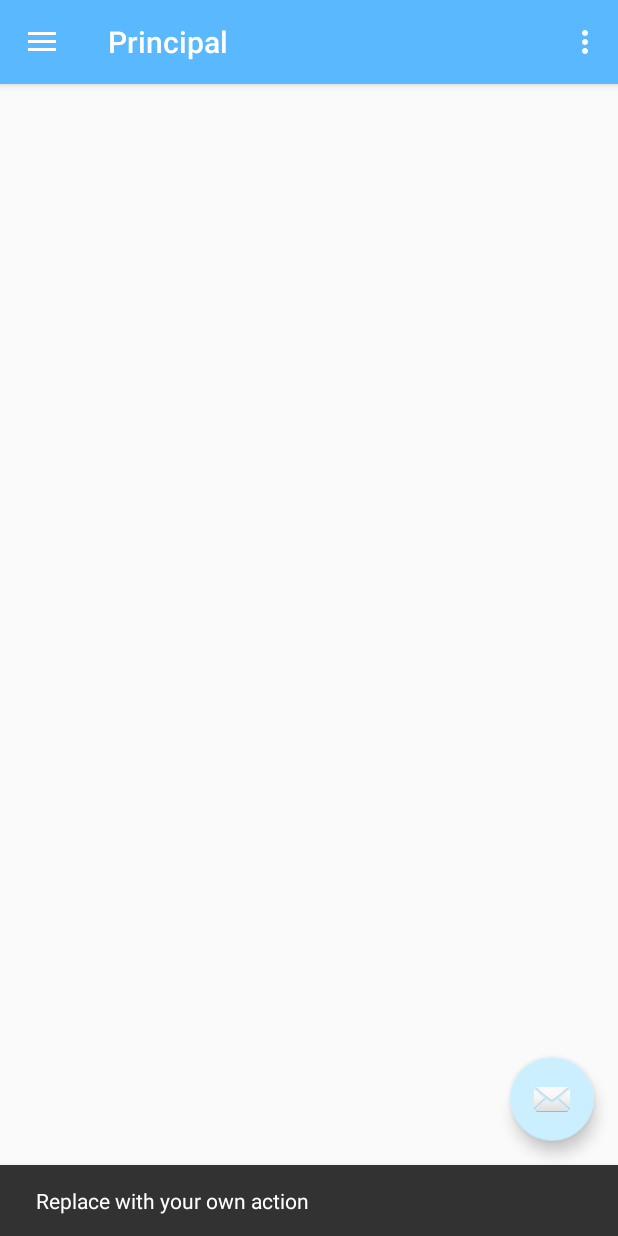
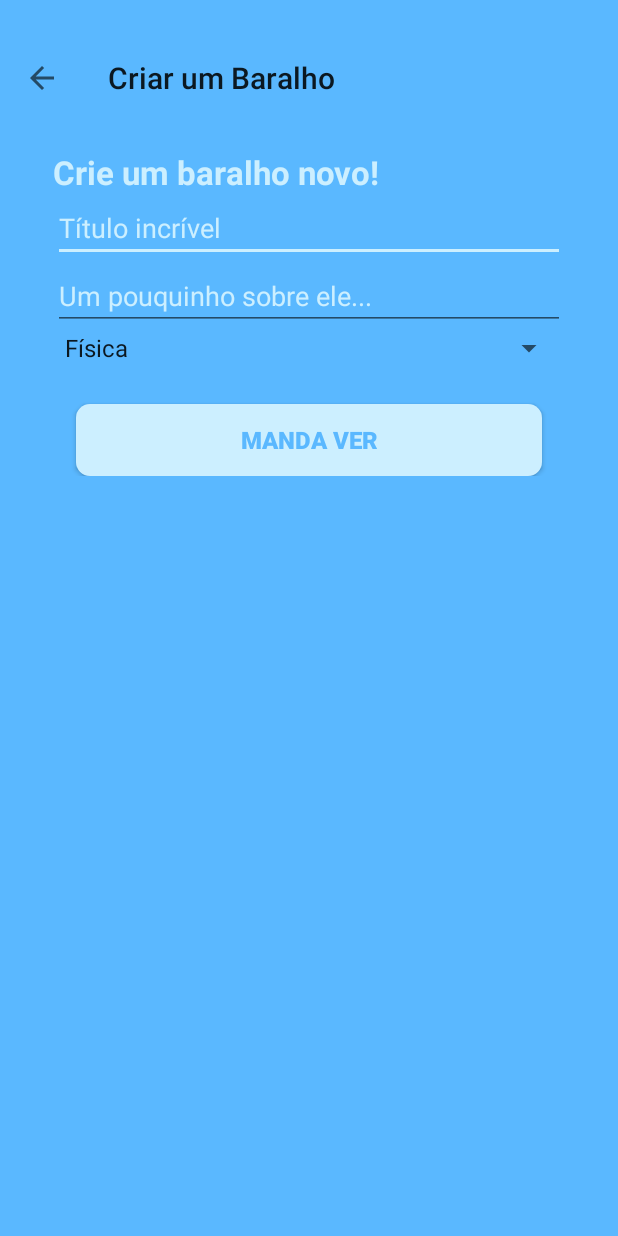
Before and after one commit to gurrenPizza/LembreApp, an Android app: the MainActivity screen opened directly, with no data from a screen before it, after a tap on an icon or button, on a phone screen of 412 x 824 dp. Run offline under Robolectric (Android 15) with nearby library versions, the phone set to English and light mode, and no system bars; our stand-ins replace Firebase (no records; nobody signed in at launch, a user with empty details on screens opened directly).

Commit message:
tantas mudanças que eu nem sei td que fiz

```diff
--- /dev/null
+++ b/app/src/main/java/com/ifrj/tcc/lembre/Activities/CadastroBaralhoActivity.java
@@ -0,0 +1,149 @@
+package com.ifrj.tcc.lembre.Activities;
+
+import android.content.Intent;
+import android.content.res.Resources;
+import android.support.annotation.NonNull;
+import android.support.v7.app.AppCompatActivity;
+import android.os.Bundle;
+import android.support.v7.widget.Toolbar;
+import android.view.MenuItem;
+import android.view.View;
+import android.widget.ArrayAdapter;
+import android.widget.Button;
+import android.widget.EditText;
+import android.widget.Spinner;
+import android.widget.Toast;
+
+import com.google.firebase.auth.FirebaseAuth;
+import com.google.firebase.auth.FirebaseUser;
+import com.google.firebase.database.DataSnapshot;
+import com.google.firebase.database.DatabaseError;
+import com.google.firebase.database.DatabaseReference;
+import com.google.firebase.database.ValueEventListener;
+import com.ifrj.tcc.lembre.DAO.ConfiguracaoFirebase;
+import com.ifrj.tcc.lembre.Entidades.Baralhos;
+import com.ifrj.tcc.lembre.Entidades.Usuarios;
+import com.ifrj.tcc.lembre.Helper.Base64Custom;
+import com.ifrj.tcc.lembre.R;
+
+public class CadastroBaralhoActivity extends AppCompatActivity {
+
+    private Toolbar tbCadastroBaralho;
+    private Spinner spCategorias;
+    private EditText edtCadTituloBaralho, edtCadDescBaralho;
+    private Button btnCadBaralho;
+    private Baralhos baralho;
+    private DatabaseReference firebase;
+    private FirebaseUser user;
+    private Usuarios usuario;
+
+    @Override
+    protected void onCreate(Bundle savedInstanceState) {
+        super.onCreate(savedInstanceState);
+        setContentView(R.layout.activity_cadastro_baralho);
+
+        //relacionado à action bar
+        tbCadastroBaralho = (android.support.v7.widget.Toolbar) findViewById(R.id.tbCadastroBaralho);
+        setSupportActionBar(tbCadastroBaralho);
+        getSupportActionBar().setDisplayHomeAsUpEnabled(true);
+        getSupportActionBar().setHomeButtonEnabled(true);
+        tbCadastroBaralho.setPadding(0, getStatusBarHeight(), 0, 0);
+
+        spCategorias = (Spinner) findViewById(R.id.spinCategorias);
+        ArrayAdapter adapter = ArrayAdapter.createFromResource(this, R.array.categorias, android.R.layout.simple_spinner_item);
+        spCategorias.setAdapter(adapter);
+
+        edtCadTituloBaralho = findViewById(R.id.edtCadTituloBaralho);
+        edtCadDescBaralho = findViewById(R.id.edtCadDescricaoBaralho);
+        btnCadBaralho = findViewById(R.id.btnCadBaralho);
+
+        btnCadBaralho.setOnClickListener(new View.OnClickListener() {
+            @Override
+            public void onClick(View view) {
+                baralho = new Baralhos();
+                usuario =  new Usuarios();
+                String codUsuario="";
+                user = FirebaseAuth.getInstance().getCurrentUser();
+                if(user!=null){
+                    codUsuario = user.getEmail();
+                    codUsuario = Base64Custom.codificarString(codUsuario);
+                }else{
+                    Toast.makeText(CadastroBaralhoActivity.this, "Usuário não está logado!",Toast.LENGTH_LONG).show();
+                }
+
+                firebase = ConfiguracaoFirebase.getFirebase().child("usuario");
+
+                firebase.child(codUsuario+"/nickname").addValueEventListener(new ValueEventListener() {
+                    @Override
+                    public void onDataChange(@NonNull DataSnapshot dataSnapshot) {
+                        usuario.setNickname((String) dataSnapshot.getValue());
+                    }
+
+                    @Override
+                    public void onCancelled(@NonNull DatabaseError databaseError) {
+                        Toast.makeText(CadastroBaralhoActivity.this, "Não rolou",Toast.LENGTH_LONG).show();
+                    }
+                });
+
+
+                baralho.setTitulo(edtCadTituloBaralho.getText().toString());
+                baralho.setDescricao(edtCadDescBaralho.getText().toString());
+                baralho.setCategoria(spCategorias.getSelectedItem().toString());
+                baralho.setAutor(usuario.getNickname());
+
+                salvarBaralho(baralho);
+            }
+        });
+
+    }
+
+    @Override
+    public boolean onOptionsItemSelected(MenuItem item) { //Botão adicional na ToolBar
+        switch (item.getItemId()) {
+            case android.R.id.home:  //ID do seu botão (gerado automaticamente pelo android, usando como está, deve funcionar
+                startActivity(new Intent(this, MainActivity.class));  //O efeito ao ser pressionado do botão (no caso abre a activity)
+                finishAffinity();  //Método para matar a activity e não deixa-lá indexada na pilhagem
+                break;
+            default:break;
+        }
+        return true;
+    }
+
+    @Override
+    public void onBackPressed(){ //Botão BACK padrão do android
+        startActivity(new Intent(this, MainActivity.class)); //O efeito ao ser pressionado do botão (no caso abre a activity)
+        finishAffinity(); //Método para matar a activity e não deixa-lá indexada na pilhagem
+        return;
+    }
+
+    private int getStatusBarHeight() {
+        int height;
+
+        Resources myResources = getResources();
+        int idStatusBarHeight = myResources.getIdentifier("status_bar_height", "dimen", "android");
+        if (idStatusBarHeight > 0) {
+            height = getResources().getDimensionPixelSize(idStatusBarHeight);
+        }else{
+            height = 0;
+            Toast.makeText(CadastroBaralhoActivity.this,
+                    "Resources NOT found",
+                    Toast.LENGTH_LONG).show();
+        }
+
+        return height;
+    }
+
+    private boolean salvarBaralho(Baralhos baralho){
+        try{
+            firebase = ConfiguracaoFirebase.getFirebase().child("baralhos");
+            firebase.child(baralho.getTitulo()).setValue(baralho);
+            Toast.makeText(CadastroBaralhoActivity.this, "Baralho criado com sucesso!",Toast.LENGTH_LONG).show();
+
+            return true;
+        }catch(Exception e){
+            e.printStackTrace();
+            return false;
+        }
+    }
+
+}
--- a/app/src/main/java/com/ifrj/tcc/lembre/Activities/LoginActivity.java
+++ b/app/src/main/java/com/ifrj/tcc/lembre/Activities/LoginActivity.java
@@ -76,8 +76,6 @@ public class LoginActivity extends AppCompatActivity {
                 }
             }
         });
-
-
     }
 
     public void abrirTelaPrincipal(){
--- a/app/src/main/java/com/ifrj/tcc/lembre/Activities/MainActivity.java
+++ b/app/src/main/java/com/ifrj/tcc/lembre/Activities/MainActivity.java
@@ -1,5 +1,6 @@
 package com.ifrj.tcc.lembre.Activities;
 
+import android.content.Intent;
 import android.os.Bundle;
 import android.support.design.widget.FloatingActionButton;
 import android.support.design.widget.Snackbar;
@@ -42,6 +43,14 @@ public class MainActivity extends AppCompatActivity
 
         NavigationView navigationView = (NavigationView) findViewById(R.id.nav_view);
         navigationView.setNavigationItemSelectedListener(this);
+
+        fab.setOnClickListener(new View.OnClickListener() {
+            @Override
+            public void onClick(View view) {
+                abrirCriarBaralho();
+            }
+        });
+
     }
 
     @Override
@@ -100,4 +109,11 @@ public class MainActivity extends AppCompatActivity
         drawer.closeDrawer(GravityCompat.START);
         return true;
     }
+
+    private void abrirCriarBaralho(){
+        Intent abrirTelaCriarBaralho = new Intent(MainActivity.this, CadastroBaralhoActivity.class);
+        startActivity(abrirTelaCriarBaralho);
+        finish();
+    }
+
 }
--- a/app/src/main/res/layout/activity_cadastro.xml
+++ b/app/src/main/res/layout/activity_cadastro.xml
@@ -116,6 +116,7 @@
         android:layout_marginTop="15dp"
         android:background="@drawable/custom_button"
         android:text="@string/enviar"
-        android:textStyle="bold"/>
+        android:textStyle="bold"
+        android:textSize="16sp"/>
     </LinearLayout>
 </LinearLayout>
--- /dev/null
+++ b/app/src/main/res/layout/activity_cadastro_baralho.xml
@@ -0,0 +1,69 @@
+<?xml version="1.0" encoding="utf-8"?>
+<LinearLayout xmlns:android="http://schemas.android.com/apk/res/android"
+    xmlns:app="http://schemas.android.com/apk/res-auto"
+    xmlns:tools="http://schemas.android.com/tools"
+    android:orientation="vertical"
+    android:background="@color/colorPrimary"
+    android:layout_gravity="center"
+    android:layout_width="match_parent"
+    android:layout_height="match_parent"
+    tools:context=".Activities.CadastroBaralhoActivity">
+
+    <android.support.v7.widget.Toolbar
+        android:id="@+id/tbCadastroBaralho"
+        android:layout_width="match_parent"
+        android:layout_height="wrap_content">
+
+    </android.support.v7.widget.Toolbar>
+    <LinearLayout
+        android:layout_width="match_parent"
+        android:layout_height="wrap_content"
+        android:orientation="vertical"
+        android:paddingLeft="35dp"
+        android:paddingRight="35dp"
+        android:paddingTop="20dp">
+
+        <TextView
+            android:layout_width="wrap_content"
+            android:layout_height="wrap_content"
+            android:text="@string/crie_um_baralho_novo"
+            android:textStyle="bold"
+            android:textSize="22sp"
+            android:textColor="@color/colorAccent"/>
+
+        <EditText
+            android:id="@+id/edtCadTituloBaralho"
+            android:layout_width="match_parent"
+            android:layout_height="wrap_content"
+            android:hint="@string/t_tulo_incr_vel"
+            android:textColorHint="@color/colorAccent" />
+
+        <EditText
+            android:id="@+id/edtCadDescricaoBaralho"
+            android:layout_width="match_parent"
+            android:layout_height="wrap_content"
+            android:hint="@string/um_pouquinho_sobre_ele"
+            android:textColorHint="@color/colorAccent" />
+
+        <Spinner
+            android:id="@+id/spinCategorias"
+            android:layout_width="match_parent"
+            android:layout_height="wrap_content"
+            />
+
+        <Button
+            android:id="@+id/btnCadBaralho"
+            android:layout_marginTop="25dp"
+            android:layout_marginLeft="15dp"
+            android:layout_marginRight="15dp"
+            android:layout_width="match_parent"
+            android:layout_height="wrap_content"
+            android:background="@drawable/custom_button"
+            android:text="@string/manda_ver"
+            android:textStyle="bold"
+            android:textSize="16sp"
+            android:textColor="@color/colorPrimary"/>
+
+
+    </LinearLayout>
+</LinearLayout>
--- a/app/src/main/res/values/strings.xml
+++ b/app/src/main/res/values/strings.xml
@@ -19,4 +19,14 @@
     <string name="masculino">Masculino</string>
     <string name="enviar">ENVIAR</string>
     <string name="esqueceu_sua_senha">Esqueceu sua senha?</string>
+    <string name="crie_um_baralho_novo">Crie um baralho novo!</string>
+    <string name="t_tulo_incr_vel">Título incrível</string>
+    <string name="um_pouquinho_sobre_ele">Um pouquinho sobre ele...</string>
+    <string name="manda_ver">MANDA VER</string>
+
+    <string-array name="categorias">
+        <item>Física</item>
+        <item>Química</item>
+        <item>Matemática</item>
+    </string-array>
 </resources>
```
Also changed, not shown: app/src/main/AndroidManifest.xml (+9 -5 lines), app/src/main/java/com/ifrj/tcc/lembre/Activities/CadastroActivity.java (+18 -17 lines), app/src/main/java/com/ifrj/tcc/lembre/Adapter/BaralhosAdapter.java (added, +49 -0 lines), app/src/main/java/com/ifrj/tcc/lembre/Entidades/Baralhos.java (+0 -17 lines), app/src/main/res/layout/content_main.xml (+10 -2 lines), app/src/main/res/layout/lista_baralhos.xml (added, +26 -0 lines), app/src/main/res/layout/nav_header_main.xml (+4 -4 lines).
